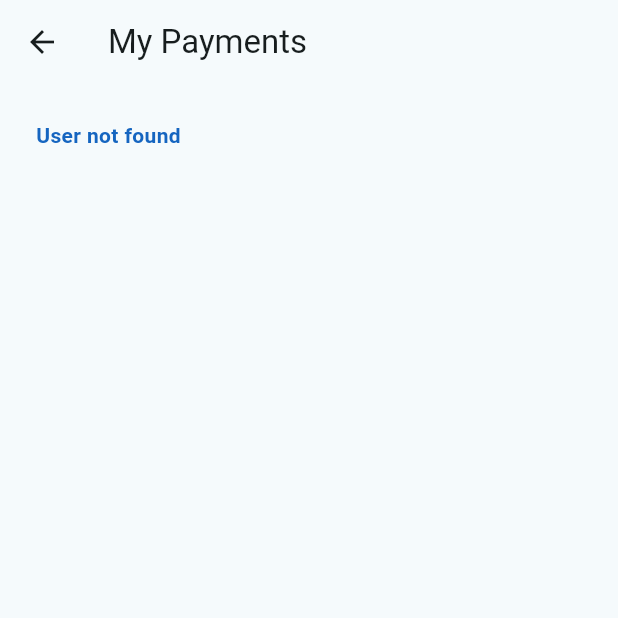
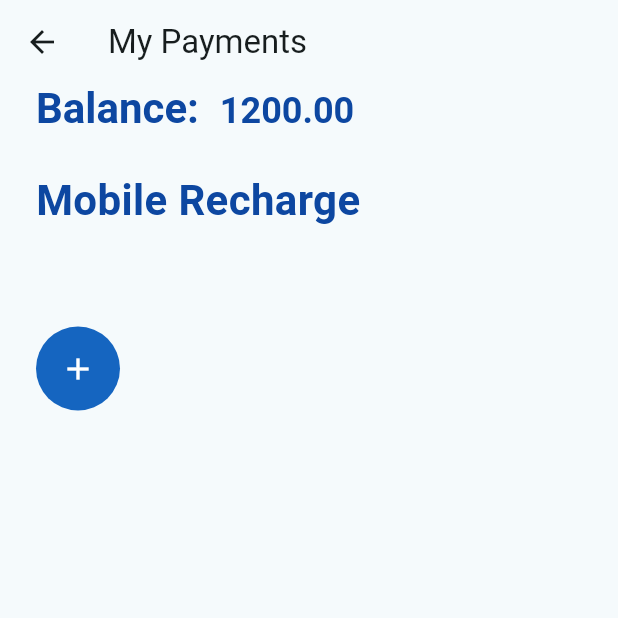
Before and after one commit to arcbueno/MyPayments, a Flutter app: the HomePage screen opened directly, on a phone screen of 412 x 824 dp, the top half of it. Run offline on Flutter 3.47's test engine with Material 3 defaults, Android fonts, the light colour scheme and no system bars; our stand-ins replace flutter_bloc, get_it, result_dart.

Commit message:
feat: Add contact page and settings

```diff
--- a/mypayments/lib/main.dart
+++ b/mypayments/lib/main.dart
@@ -1,5 +1,5 @@
 import 'package:flutter/material.dart';
-import 'package:mypayments/pages/login/login_page.dart';
+import 'package:mypayments/pages/home/home_page.dart';
 import 'package:mypayments/utils/service_locator.dart';
 
 void main() {
@@ -19,7 +19,7 @@ class MyApp extends StatelessWidget {
         colorScheme: ColorScheme.fromSeed(seedColor: Colors.cyan),
         useMaterial3: true,
       ),
-      home: const LoginPage(),
+      home: const HomePage(),
     );
   }
 }
--- a/mypayments/lib/models/contact.dart
+++ b/mypayments/lib/models/contact.dart
@@ -3,26 +3,22 @@ import 'package:flutter/foundation.dart';
 import 'package:mypayments/models/transaction.dart';
 
 class Contact {
-  final int id;
   final String name;
   final String number;
   final List<Transaction> history;
 
   Contact({
-    required this.id,
     required this.name,
     required this.history,
     required this.number,
   });
 
   Contact copyWith({
-    int? id,
     String? name,
     List<Transaction>? history,
     String? number,
   }) {
     return Contact(
-      id: id ?? this.id,
       name: name ?? this.name,
       history: history ?? this.history,
       number: number ?? this.number,
@@ -31,26 +27,23 @@ class Contact {
 
   @override
   String toString() =>
-      'Contact(id: $id, name: $name, history: $history, number: $number)';
+      'Contact(name: $name, history: $history, number: $number)';
 
   @override
   bool operator ==(Object other) {
     if (identical(this, other)) return true;
 
     return other is Contact &&
-        other.id == id &&
         other.name == name &&
         listEquals(other.history, history) &&
         other.number == number;
   }
 
   @override
-  int get hashCode =>
-      id.hashCode ^ name.hashCode ^ history.hashCode ^ number.hashCode;
+  int get hashCode => name.hashCode ^ history.hashCode ^ number.hashCode;
 
   factory Contact.fromMap(Map<String, dynamic> map) {
     return Contact(
-      id: map['id']?.toInt() ?? 0,
       name: map['name'] ?? '',
       history: List<Transaction>.from(
           map['history']?.map((x) => Transaction.fromMap(x))),
--- a/mypayments/lib/models/user.dart
+++ b/mypayments/lib/models/user.dart
@@ -6,7 +6,6 @@ class User {
   final String id;
   final String name;
   final String email;
-  final String password;
   final List<Contact> contacts;
   final double balance;
   final bool isVerified;
@@ -15,7 +14,6 @@ class User {
     required this.id,
     required this.name,
     required this.email,
-    required this.password,
     required this.contacts,
     required this.balance,
     required this.isVerified,
@@ -34,7 +32,6 @@ class User {
       id: id ?? this.id,
       name: name ?? this.name,
       email: email ?? this.email,
-      password: password ?? this.password,
       contacts: contacts ?? this.contacts,
       balance: balance ?? this.balance,
       isVerified: isVerified ?? this.isVerified,
@@ -43,7 +40,7 @@ class User {
 
   @override
   String toString() {
-    return 'User(id: $id, name: $name, email: $email, password: $password, contacts: $contacts, balance: $balance, isVerified: $isVerified)';
+    return 'User(id: $id, name: $name, email: $email, contacts: $contacts, balance: $balance, isVerified: $isVerified)';
   }
 
   @override
@@ -54,7 +51,6 @@ class User {
         other.id == id &&
         other.name == name &&
         other.email == email &&
-        other.password == password &&
         listEquals(other.contacts, contacts) &&
         other.balance == balance &&
         other.isVerified == isVerified;
@@ -65,7 +61,6 @@ class User {
     return id.hashCode ^
         name.hashCode ^
         email.hashCode ^
-        password.hashCode ^
         contacts.hashCode ^
         balance.hashCode ^
         isVerified.hashCode;
@@ -76,7 +71,6 @@ class User {
       id: map['id'] ?? '',
       name: map['name'] ?? '',
       email: map['email'] ?? '',
-      password: map['password'] ?? '',
       contacts:
           List<Contact>.from(map['contacts']?.map((x) => Contact.fromMap(x))),
       balance: map['balance']?.toDouble() ?? 0.0,
--- a/mypayments/lib/pages/home/bloc/home_bloc.dart
+++ b/mypayments/lib/pages/home/bloc/home_bloc.dart
@@ -1,5 +1,6 @@
 import 'package:flutter_bloc/flutter_bloc.dart';
 import 'package:mypayments/app_controller.dart';
+import 'package:mypayments/models/user.dart';
 import 'package:mypayments/pages/home/bloc/home_state.dart';
 import 'package:mypayments/utils/service_locator.dart';
 
@@ -9,6 +10,25 @@ class HomeBloc extends Cubit<HomeState> {
   HomeBloc([AppController? controller])
       : appController = controller ?? getIt.get<AppController>(),
         super(HomeState(isLoading: false)) {
+    if (appController.state.user == null) {
+      appController.setUser(
+        User.fromMap(
+          {
+            'id': '1',
+            'name': 'Verified User',
+            'email': 'verified@email.com',
+            'password': '123456',
+            'contacts': [],
+            'balance': 1200.0,
+            'isVerified': true,
+          },
+        ),
+      );
+    }
+    emit(state.copyWith(user: appController.state.user));
+  }
+
+  void updateContacts() {
     emit(state.copyWith(user: appController.state.user));
   }
 
--- a/mypayments/lib/pages/home/home_page.dart
+++ b/mypayments/lib/pages/home/home_page.dart
@@ -1,9 +1,9 @@
 import 'package:flutter/material.dart';
 import 'package:flutter_bloc/flutter_bloc.dart';
-import 'package:mypayments/models/contact.dart';
 import 'package:mypayments/pages/home/bloc/home_bloc.dart';
 import 'package:mypayments/pages/home/bloc/home_state.dart';
 import 'package:mypayments/utils/text_data.dart';
+import 'package:mypayments/widgets/add_contact/add_contact.dart';
 import 'package:mypayments/widgets/contact_list_item.dart';
 
 class HomePage extends StatefulWidget {
@@ -30,22 +30,14 @@ class _HomePageState extends State<HomePage> {
 
   @override
   Widget build(BuildContext context) {
-    return BlocBuilder<HomeBloc, HomeState>(
+    return SafeArea(
+      child: BlocBuilder<HomeBloc, HomeState>(
         builder: (context, state) {
-        var contactListTemp = [
-          Contact(id: 0, name: 'John', history: [], number: '+915255219205'),
-          Contact(id: 0, name: 'Peter', history: [], number: '+915255219205'),
-          Contact(id: 0, name: 'Clara', history: [], number: '+915255219205'),
-          Contact(id: 0, name: 'Mary', history: [], number: '+915255219205'),
-          Contact(id: 0, name: 'James', history: [], number: '+915255219205'),
-        ];
           return Scaffold(
             appBar: AppBar(
               title: const Text(TextData.myPayments),
             ),
-          body: Padding(
-            padding: const EdgeInsets.all(24.0),
-            child: Stack(
+            body: Stack(
               children: [
                 if (state.user == null)
                   Text(
@@ -57,24 +49,87 @@ class _HomePageState extends State<HomePage> {
                   )
                 else
                   Column(
+                    crossAxisAlignment: CrossAxisAlignment.start,
                     children: [
                       Padding(
-                        padding: const EdgeInsets.only(bottom: 24),
+                        padding: const EdgeInsets.only(
+                            bottom: 24, left: 24, right: 24),
+                        child: RichText(
+                          text: TextSpan(
+                              text: '${TextData.balance}:  ',
+                              style: TextStyle(
+                                color: Colors.blue.shade900,
+                                fontWeight: FontWeight.bold,
+                                fontSize: 28,
+                              ),
+                              children: [
+                                TextSpan(
+                                  text: state.user!.balance.toStringAsFixed(2),
+                                  style: TextStyle(
+                                    color: Colors.blue.shade900,
+                                    fontSize: 24,
+                                  ),
+                                )
+                              ]),
+                        ),
+                      ),
+                      Padding(
+                        padding: const EdgeInsets.only(
+                            bottom: 24, left: 24, right: 24),
                         child: Text(
                           TextData.mobileRecharge,
                           style: TextStyle(
-                            color: Colors.blue.shade800,
+                            color: Colors.blue.shade900,
                             fontWeight: FontWeight.bold,
+                            fontSize: 28,
                           ),
                         ),
                       ),
-                      ListView.builder(
+                      SingleChildScrollView(
                         scrollDirection: Axis.horizontal,
-                          itemCount: contactListTemp.length,
+                        child: Row(
+                          children: [
+                            SizedBox(
+                              height: MediaQuery.sizeOf(context).height / 6,
+                              child: ListView.builder(
+                                  padding: const EdgeInsets.only(left: 24),
+                                  shrinkWrap: true,
+                                  scrollDirection: Axis.horizontal,
+                                  itemCount: state.user!.contacts.length,
                                   itemBuilder: (context, index) {
                                     return ContactListItem(
-                                contact: contactListTemp[index]);
+                                        contact: state.user!.contacts[index]);
                                   }),
+                            ),
+                            if (state.user!.contacts.length < 5)
+                              IconButton(
+                                style: IconButton.styleFrom(
+                                  backgroundColor: Colors.blue.shade800,
+                                  shadowColor: Colors.transparent,
+                                ),
+                                onPressed: () async {
+                                  await showModalBottomSheet(
+                                    isScrollControlled: true,
+                                    context: context,
+                                    builder: (context) {
+                                      return const Wrap(
+                                        children: [AddContact()],
+                                      );
+                                    },
+                                  );
+                                  bloc.updateContacts();
+                                },
+                                icon: const Padding(
+                                  padding: EdgeInsets.all(8.0),
+                                  child: Icon(
+                                    Icons.add,
+                                    color: Colors.white,
+                                  ),
+                                ),
+                              ),
+                          ],
+                        ),
+                      ),
                     ],
                   ),
                 if (state.isLoading)
@@ -83,10 +138,10 @@ class _HomePageState extends State<HomePage> {
                   ),
               ],
             ),
-          ),
           );
         },
         bloc: bloc,
+      ),
     );
   }
 }
--- a/mypayments/lib/utils/service_locator.dart
+++ b/mypayments/lib/utils/service_locator.dart
@@ -1,6 +1,6 @@
 import 'package:get_it/get_it.dart';
 import 'package:mypayments/app_controller.dart';
-import 'package:mypayments/db/user_db.dart';
+import 'package:mypayments/external/user_api.dart';
 import 'package:mypayments/repositories/user_repository.dart';
 import 'package:mypayments/services/user_service.dart';
 
@@ -9,7 +9,7 @@ final getIt = GetIt.instance;
 class ServiceLocator {
   static void setup() {
     getIt.registerSingleton(AppController());
-    getIt.registerSingleton<UserDB>(UserDB());
+    getIt.registerSingleton<UserAPI>(UserAPI());
     getIt.registerSingleton<UserRepository>(
       UserRepository(
         getIt.get(),
--- a/mypayments/lib/utils/text_data.dart
+++ b/mypayments/lib/utils/text_data.dart
@@ -12,4 +12,18 @@ class TextData {
   static const String mobileRecharge = 'Mobile Recharge';
 
   static const String myPayments = 'My Payments';
+
+  static const String rechargeNow = 'Recharge Now';
+
+  static const String addContact = 'Add contact';
+
+  static const contactName = 'Contact Name';
+
+  static const contactNumber = 'Contact Number';
+
+  static const nameRequired = 'Name is required';
+
+  static const numberRequired = 'Number is required';
+
+  static const balance = 'Balance';
 }
--- a/mypayments/lib/widgets/custom_form_field.dart
+++ b/mypayments/lib/widgets/custom_form_field.dart
@@ -5,6 +5,7 @@ class CustomFormField extends StatefulWidget {
   final TextEditingController controller;
   final bool isPassword;
   final String? Function(String?)? validator;
+  final int? maxLength;
 
   const CustomFormField({
     super.key,
@@ -12,6 +13,7 @@ class CustomFormField extends StatefulWidget {
     required this.controller,
     this.isPassword = false,
     this.validator,
+    this.maxLength,
   });
 
   @override
@@ -26,6 +28,7 @@ class _CustomFormFieldState extends State<CustomFormField> {
     return TextFormField(
       controller: widget.controller,
       validator: widget.validator,
+      maxLength: widget.maxLength,
       decoration: InputDecoration(
         contentPadding: const EdgeInsets.all(12),
         labelText: widget.label,
```
Also changed, not shown: mypayments/lib/app_controller.dart (+7 -0 lines), mypayments/lib/external/user_api.dart (renamed from mypayments/lib/db/user_db.dart, +7 -3 lines), mypayments/lib/pages/login/login_page.dart (+6 -2 lines), mypayments/lib/repositories/user_repository.dart (+10 -4 lines), mypayments/lib/services/user_service.dart (+13 -0 lines), mypayments/lib/widgets/add_contact/add_contact.dart (added, +134 -0 lines), mypayments/lib/widgets/add_contact/bloc/add_contact_bloc.dart (added, +28 -0 lines), mypayments/lib/widgets/add_contact/bloc/state.dart (added, +18 -0 lines), mypayments/lib/widgets/contact_list_item.dart (+35 -1 lines). Lines whose indentation alone changed are shown as unchanged.
